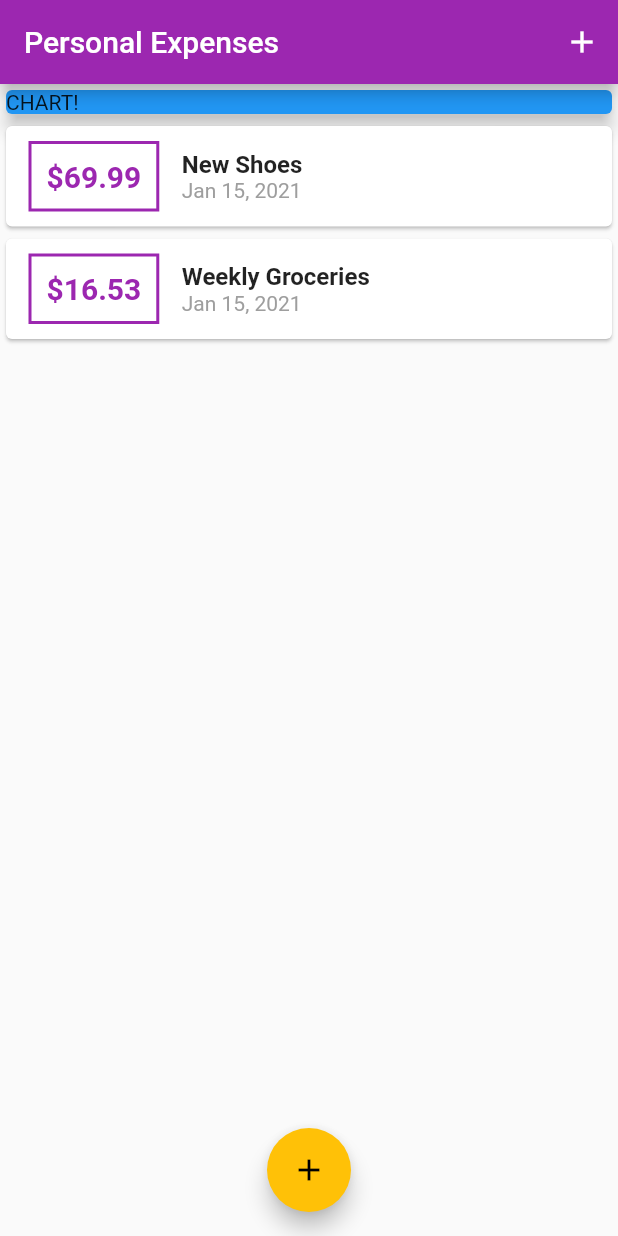
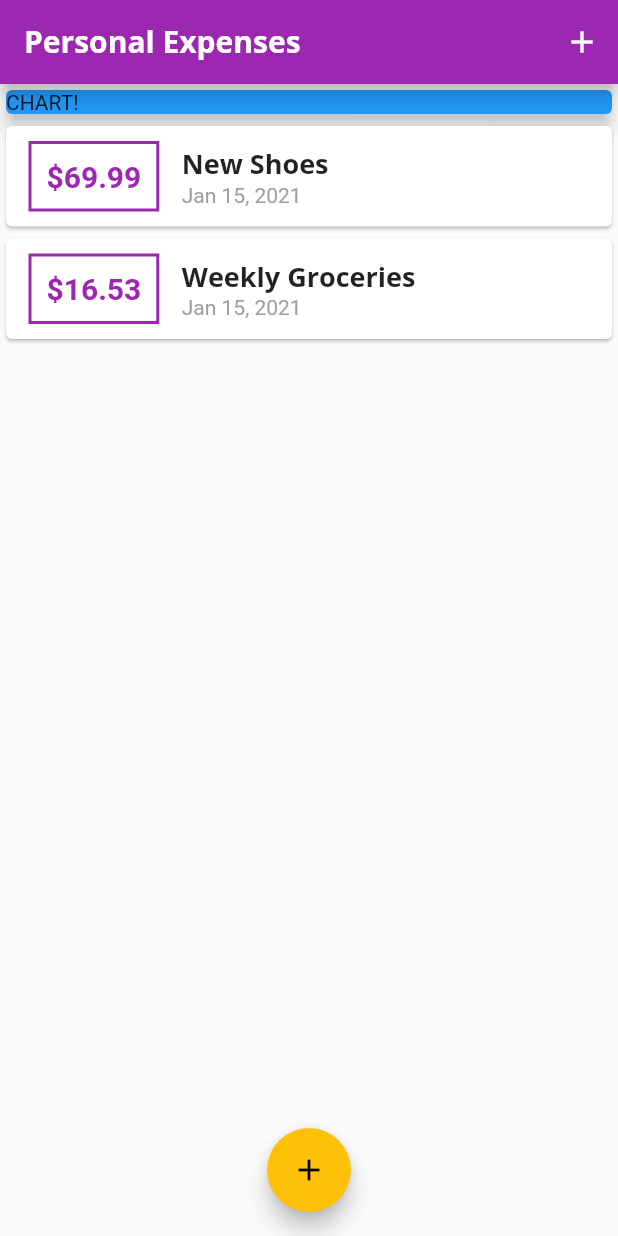
Before and after one commit to Achintya-Patel/Personal-Expenses-App, a Flutter app: the screen it shows after launch, on a phone screen of 412 x 824 dp. Run offline on Flutter 3.47's test engine with Material 2 defaults, Android fonts, the phone set to English and light mode, and no system bars.

Commit message:
configuring and using themes

```diff
--- a/lib/main.dart
+++ b/lib/main.dart
@@ -12,9 +12,25 @@ class MyApp extends StatelessWidget {
     return MaterialApp(
       title: 'Personal Expenses',
       theme: ThemeData(
-        primarySwatch: Colors.purple,
-        accentColor: Colors.amber,
-      ),
+          primarySwatch: Colors.purple,
+          accentColor: Colors.amber,
+          fontFamily: 'Quicksand',
+          textTheme: ThemeData.light().textTheme.copyWith(
+                headline6: TextStyle(
+                  fontFamily: 'OpenSans',
+                  fontWeight: FontWeight.bold,
+                  fontSize: 18,
+                ),
+              ),
+          appBarTheme: AppBarTheme(
+            textTheme: ThemeData.light().textTheme.copyWith(
+                  headline6: TextStyle(
+                    fontFamily: 'OpenSans',
+                    fontSize: 20,
+                    fontWeight: FontWeight.bold,
+                  ),
+                ),
+          )),
       home: MyHomePage(),
     );
   }
--- a/lib/widgets/transaction_list.dart
+++ b/lib/widgets/transaction_list.dart
@@ -43,10 +43,7 @@ class TransactionList extends StatelessWidget {
                   children: <Widget>[
                     Text(
                       transactions[index].title,
-                      style: TextStyle(
-                        fontSize: 16,
-                        fontWeight: FontWeight.bold,
-                      ),
+                      style: Theme.of(context).textTheme.headline6,
                     ),
                     Text(
                       DateFormat.yMMMd().format(transactions[index].date),
```
Also changed, not shown: pubspec.yaml (+11 -6 lines), assets/fonts/OpenSans-Bold.ttf (added), assets/fonts/OpenSans-Regular.ttf (added), assets/fonts/Quicksand-Bold.ttf (added), assets/fonts/Quicksand-Light.ttf (added), assets/fonts/Quicksand-Medium.ttf (added), assets/fonts/Quicksand-Regular.ttf (added).
